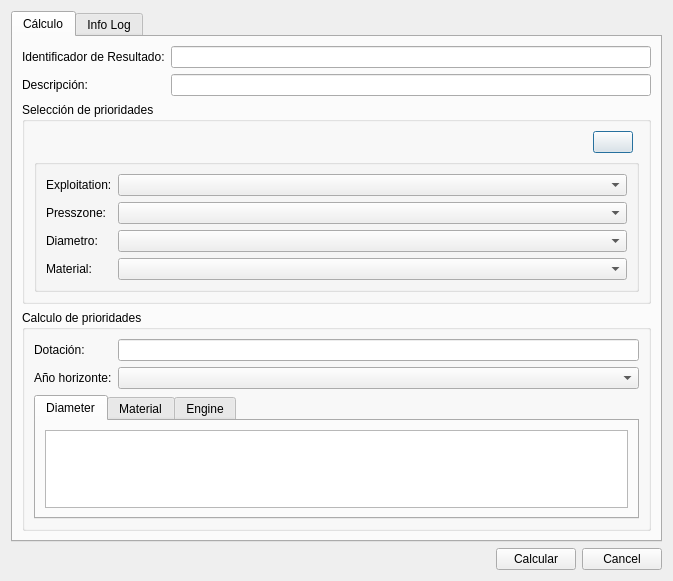
Qt form core/ui/toolbars/assetmanage/priority.ui (bgeo-gis/gw_assetmanage_plugin) before a commit.
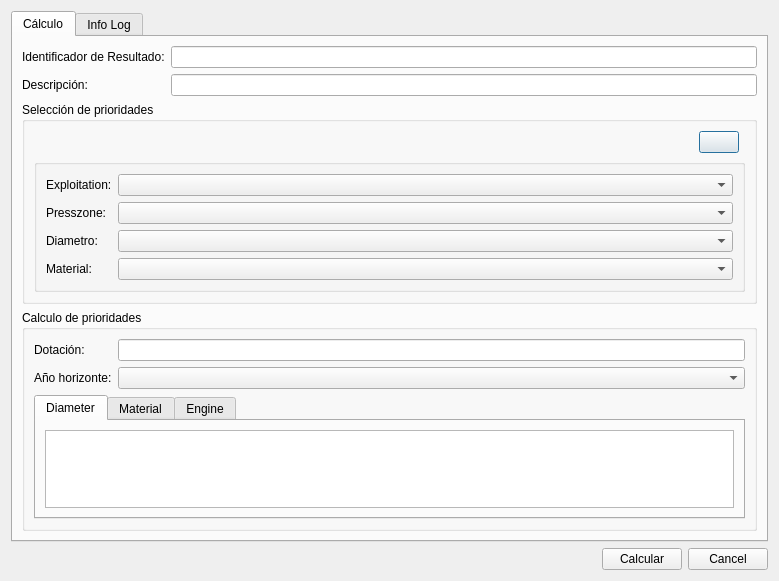
The same form after that commit.

Commit message: Fix calculate priority for the new dbmodel

```diff
--- a/core/ui/toolbars/assetmanage/priority.ui
+++ b/core/ui/toolbars/assetmanage/priority.ui
@@ -6,7 +6,7 @@
    <rect>
     <x>0</x>
     <y>0</y>
-    <width>673</width>
+    <width>779</width>
     <height>581</height>
    </rect>
   </property>
```
The commit also changes 1 other file.
